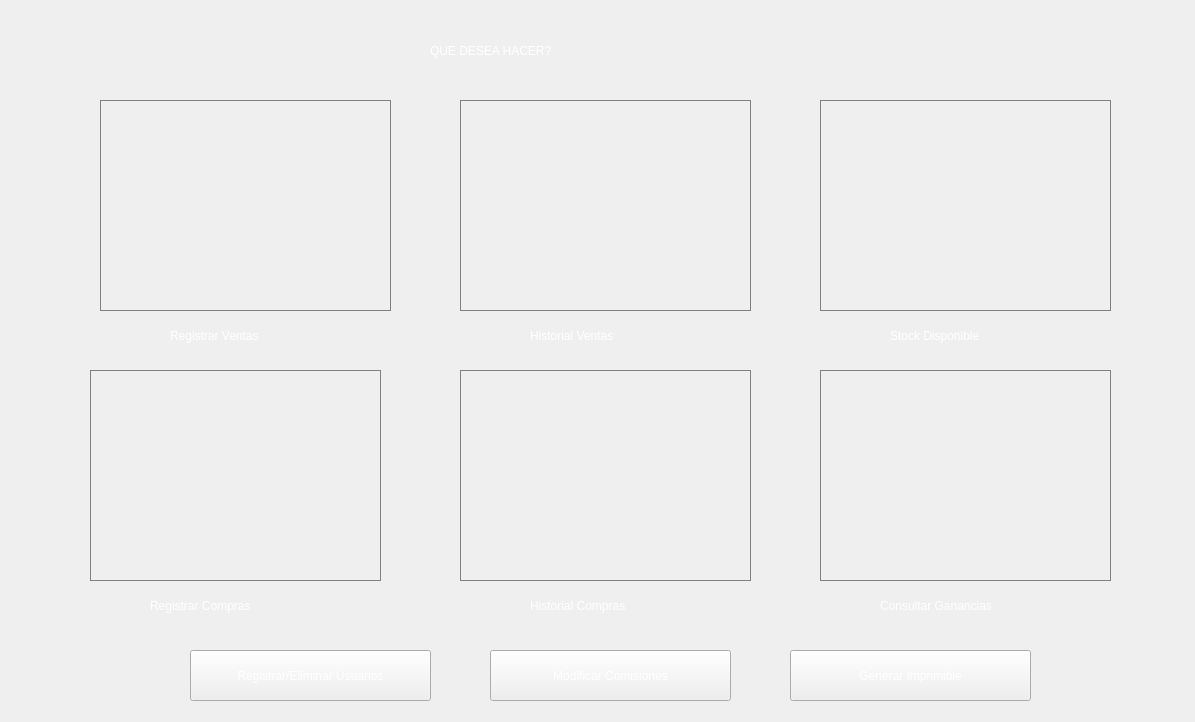
The window that ventanas/ventana_principal_autorizada.ui (LautaroRomero21/Proyecto-CRUD-para-empresa-chica) describes before a commit, drawn with Qt 5.
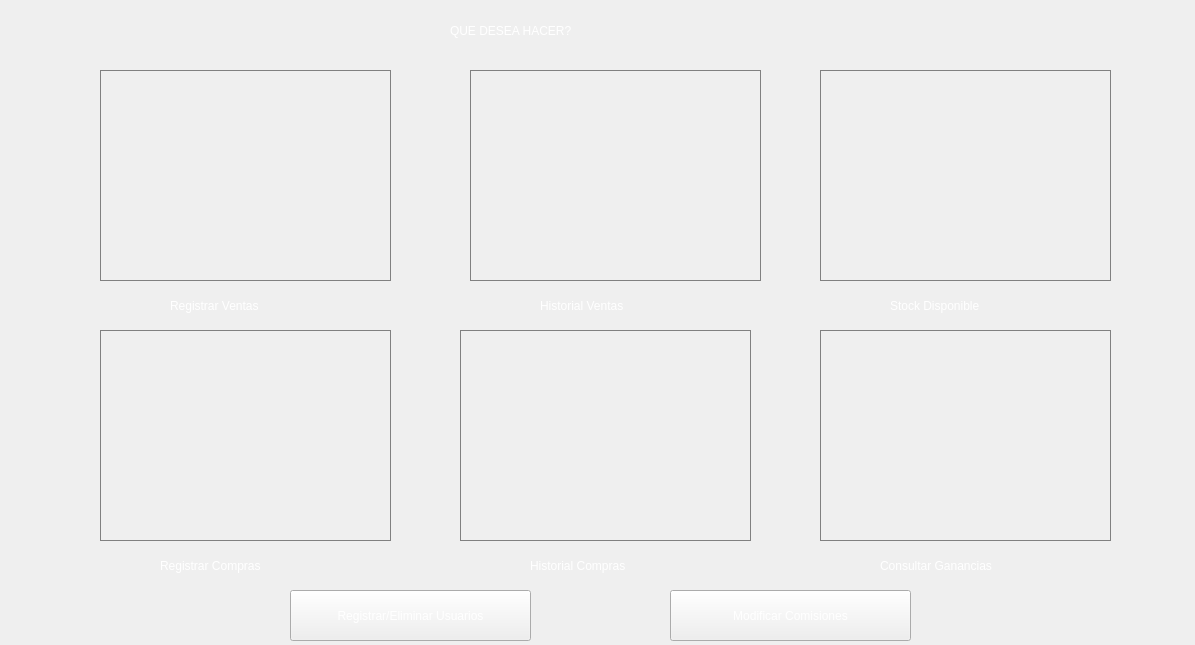
The same window after the commit. Icons and pictures are not drawn.

```diff
--- a/ventanas/ventana_principal_autorizada.ui
+++ b/ventanas/ventana_principal_autorizada.ui
@@ -7,19 +7,19 @@
     <x>0</x>
     <y>0</y>
     <width>1195</width>
-    <height>722</height>
+    <height>645</height>
    </rect>
   </property>
   <property name="minimumSize">
    <size>
     <width>1195</width>
-    <height>722</height>
+    <height>645</height>
    </size>
   </property>
   <property name="maximumSize">
    <size>
     <width>1195</width>
-    <height>722</height>
+    <height>645</height>
    </size>
   </property>
   <property name="cursor">
@@ -77,8 +77,8 @@
   <widget class="QLabel" name="label_6">
    <property name="geometry">
     <rect>
-     <x>430</x>
-     <y>30</y>
+     <x>450</x>
+     <y>10</y>
      <width>341</width>
      <height>41</height>
     </rect>
@@ -95,8 +95,8 @@
   <widget class="QPushButton" name="boton_usuarios">
    <property name="geometry">
     <rect>
-     <x>190</x>
-     <y>650</y>
+     <x>290</x>
+     <y>590</y>
      <width>241</width>
      <height>51</height>
     </rect>
@@ -115,7 +115,7 @@
    <property name="geometry">
     <rect>
      <x>830</x>
-     <y>380</y>
+     <y>340</y>
      <width>271</width>
      <height>191</height>
     </rect>
@@ -131,7 +131,7 @@
    <property name="geometry">
     <rect>
      <x>470</x>
-     <y>380</y>
+     <y>340</y>
      <width>271</width>
      <height>191</height>
     </rect>
@@ -146,8 +146,8 @@
   <widget class="QLabel" name="label_2">
    <property name="geometry">
     <rect>
-     <x>470</x>
-     <y>110</y>
+     <x>480</x>
+     <y>80</y>
      <width>271</width>
      <height>191</height>
     </rect>
@@ -163,7 +163,7 @@
    <property name="geometry">
     <rect>
      <x>110</x>
-     <y>110</y>
+     <y>80</y>
      <width>271</width>
      <height>191</height>
     </rect>
@@ -179,7 +179,7 @@
    <property name="geometry">
     <rect>
      <x>830</x>
-     <y>110</y>
+     <y>80</y>
      <width>271</width>
      <height>191</height>
     </rect>
@@ -194,8 +194,8 @@
   <widget class="QLabel" name="label_8">
    <property name="geometry">
     <rect>
-     <x>100</x>
-     <y>380</y>
+     <x>110</x>
+     <y>340</y>
      <width>271</width>
      <height>191</height>
     </rect>
@@ -211,7 +211,7 @@
    <property name="geometry">
     <rect>
      <x>100</x>
-     <y>100</y>
+     <y>70</y>
      <width>291</width>
      <height>211</height>
     </rect>
@@ -230,8 +230,8 @@
   <widget class="QPushButton" name="boton_historial_ventas">
    <property name="geometry">
     <rect>
-     <x>460</x>
-     <y>100</y>
+     <x>470</x>
+     <y>70</y>
      <width>291</width>
      <height>211</height>
     </rect>
@@ -251,7 +251,7 @@
    <property name="geometry">
     <rect>
      <x>820</x>
-     <y>100</y>
+     <y>70</y>
      <width>291</width>
      <height>211</height>
     </rect>
@@ -271,7 +271,7 @@
    <property name="geometry">
     <rect>
      <x>820</x>
-     <y>370</y>
+     <y>330</y>
      <width>291</width>
      <height>211</height>
     </rect>
@@ -291,7 +291,7 @@
    <property name="geometry">
     <rect>
      <x>460</x>
-     <y>370</y>
+     <y>330</y>
      <width>291</width>
      <height>211</height>
     </rect>
@@ -310,8 +310,8 @@
   <widget class="QPushButton" name="boton_registrar_compras">
    <property name="geometry">
     <rect>
-     <x>90</x>
-     <y>370</y>
+     <x>100</x>
+     <y>330</y>
      <width>291</width>
      <height>211</height>
     </rect>
@@ -331,7 +331,7 @@
    <property name="geometry">
     <rect>
      <x>170</x>
-     <y>320</y>
+     <y>290</y>
      <width>151</width>
      <height>31</height>
     </rect>
@@ -346,8 +346,8 @@
   <widget class="QLabel" name="label_11">
    <property name="geometry">
     <rect>
-     <x>530</x>
-     <y>320</y>
+     <x>540</x>
+     <y>290</y>
      <width>151</width>
      <height>31</height>
     </rect>
@@ -363,7 +363,7 @@
    <property name="geometry">
     <rect>
      <x>890</x>
-     <y>320</y>
+     <y>290</y>
      <width>161</width>
      <height>31</height>
     </rect>
@@ -378,8 +378,8 @@
   <widget class="QLabel" name="label_10">
    <property name="geometry">
     <rect>
-     <x>150</x>
-     <y>590</y>
+     <x>160</x>
+     <y>550</y>
      <width>181</width>
      <height>31</height>
     </rect>
@@ -395,7 +395,7 @@
    <property name="geometry">
     <rect>
      <x>530</x>
-     <y>590</y>
+     <y>550</y>
      <width>161</width>
      <height>31</height>
     </rect>
@@ -411,7 +411,7 @@
    <property name="geometry">
     <rect>
      <x>880</x>
-     <y>590</y>
+     <y>550</y>
      <width>191</width>
      <height>31</height>
     </rect>
@@ -426,8 +426,8 @@
   <widget class="QPushButton" name="boton_modificar_comisiones">
    <property name="geometry">
     <rect>
-     <x>490</x>
-     <y>650</y>
+     <x>670</x>
+     <y>590</y>
      <width>241</width>
      <height>51</height>
     </rect>
@@ -442,25 +442,6 @@
     <string>Modificar Comisiones</string>
    </property>
   </widget>
-  <widget class="QPushButton" name="boton_generar_imprimible">
-   <property name="geometry">
-    <rect>
-     <x>790</x>
-     <y>650</y>
-     <width>241</width>
-     <height>51</height>
-    </rect>
-   </property>
-   <property name="cursor">
-    <cursorShape>PointingHandCursor</cursorShape>
-   </property>
-   <property name="styleSheet">
-    <string notr="true">background-image: url(:/ventana_principal_autorizado/principal_autorizada_background.png);</string>
-   </property>
-   <property name="text">
-    <string>Generar Imprimible</string>
-   </property>
-  </widget>
  </widget>
  <resources>
   <include location="imagenes/imagenes.qrc"/>
```
